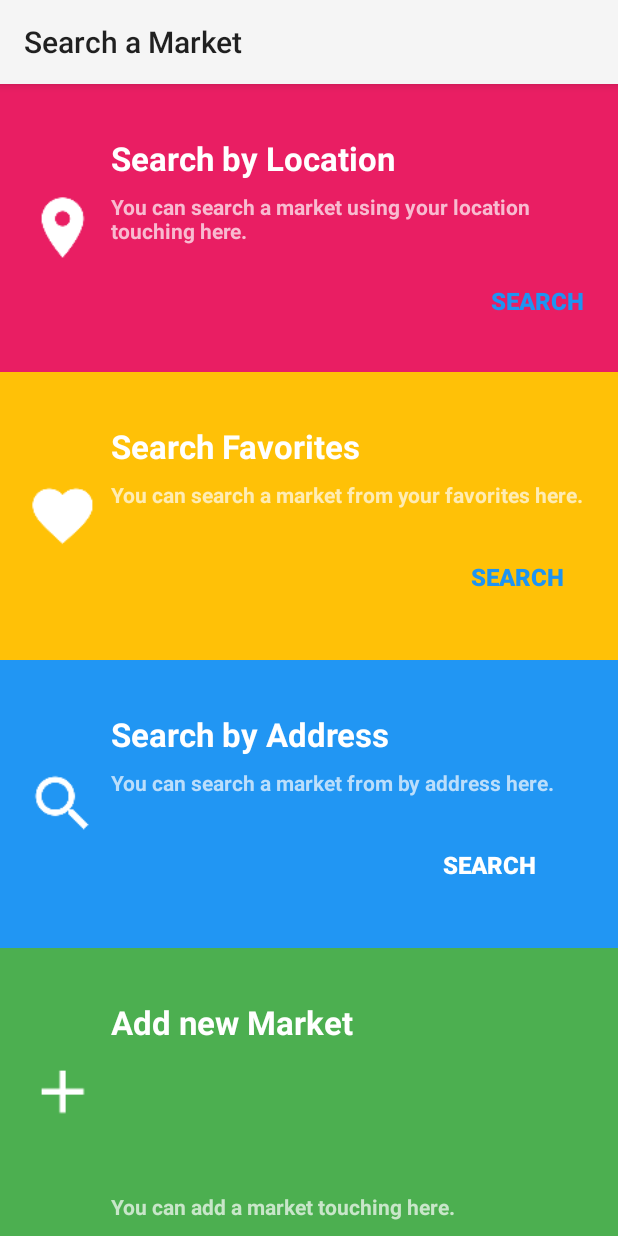
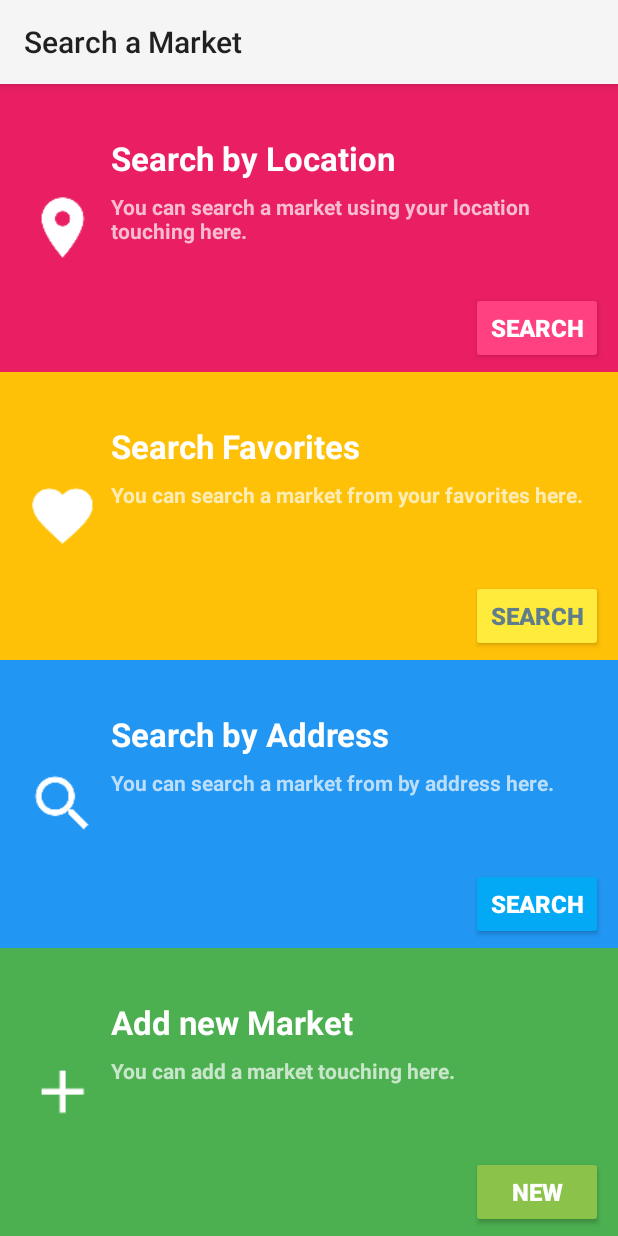
Before and after one commit to LaMaldicionDeMandos/social-pricing-android, an Android app: the screen it shows after launch (InitActivity), on a phone screen of 412 x 824 dp. Run offline under Robolectric (Android 15) with nearby library versions, the phone set to English and light mode, and no system bars; 1 statement that could not run was skipped.

```diff
--- a/social-pricing/app/build.gradle
+++ b/social-pricing/app/build.gradle
@@ -22,4 +22,7 @@ android {
 dependencies {
     compile fileTree(dir: 'libs', include: ['*.jar'])
     compile 'com.android.support:appcompat-v7:23.0.1'
+    compile 'com.android.support:multidex:1.0.+'
+    compile 'com.android.support:recyclerview-v7:23.0.1'
+    compile 'com.android.support:design:23.0.1'
 }
--- a/social-pricing/app/src/main/res/layout/activity_init.xml
+++ b/social-pricing/app/src/main/res/layout/activity_init.xml
@@ -50,19 +50,16 @@
             android:layout_toEndOf="@+id/locationIcon" />
 
         <Button
-            style="?android:attr/borderlessButtonStyle"
-            android:paddingBottom="10dp"
+            android:theme="@style/PinkButton"
             android:layout_width="wrap_content"
             android:layout_height="wrap_content"
             android:text="@string/search"
             android:id="@+id/locationButton"
-            android:layout_alignRight="@+id/locationDesc"
-            android:layout_alignEnd="@+id/locationDesc"
             android:textSize="@dimen/small_button"
             android:textStyle="bold"
-            android:textColor="@color/flat_button"
-            android:layout_below="@+id/locationDesc"
-            android:layout_alignParentBottom="true" />
+            android:layout_alignParentBottom="true"
+            android:layout_alignParentRight="true"
+            android:layout_alignParentEnd="true" />
 
     </RelativeLayout>
     <RelativeLayout
@@ -108,19 +105,16 @@
             android:layout_toEndOf="@+id/favoriteIcon" />
 
         <Button
-            style="?android:attr/borderlessButtonStyle"
-            android:paddingBottom="10dp"
+            android:theme="@style/YellowButton"
             android:layout_width="wrap_content"
             android:layout_height="wrap_content"
             android:text="@string/search"
             android:id="@+id/favoriteButton"
-            android:layout_alignRight="@+id/favoriteDesc"
-            android:layout_alignEnd="@+id/favoriteDesc"
             android:textSize="@dimen/small_button"
             android:textStyle="bold"
-            android:textColor="@color/flat_button"
-            android:layout_below="@+id/favoriteDesc"
-            android:layout_alignParentBottom="true" />
+            android:layout_alignParentBottom="true"
+            android:layout_alignParentRight="true"
+            android:layout_alignParentEnd="true" />
     </RelativeLayout>
     <RelativeLayout
         android:layout_width="match_parent"
@@ -164,19 +158,16 @@
             android:layout_toRightOf="@+id/searchIcon"
             android:layout_toEndOf="@+id/searchIcon" />
         <Button
-            style="?android:attr/borderlessButtonStyle"
-            android:paddingBottom="10dp"
+            android:theme="@style/BlueButton"
             android:layout_width="wrap_content"
             android:layout_height="wrap_content"
             android:text="@string/search"
             android:id="@+id/searchButton"
-            android:layout_alignRight="@+id/searchDesc"
-            android:layout_alignEnd="@+id/searchDesc"
             android:textSize="@dimen/small_button"
             android:textStyle="bold"
-            android:textColor="@android:color/white"
-            android:layout_below="@+id/searchDesc"
-            android:layout_alignParentBottom="true" />
+            android:layout_alignParentBottom="true"
+            android:layout_alignParentRight="true"
+            android:layout_alignParentEnd="true" />
     </RelativeLayout>
     <RelativeLayout
         android:layout_width="match_parent"
@@ -216,8 +207,20 @@
             android:text="@string/panel_new_desc"
             android:textColor="@color/green_text_desc"
             android:id="@+id/newDesc"
-            android:layout_alignParentBottom="true"
+            android:layout_alignTop="@+id/newIcon"
             android:layout_alignLeft="@+id/newTitle"
             android:layout_alignStart="@+id/newTitle" />
+
+        <Button
+            android:theme="@style/GreenButton"
+            android:layout_width="wrap_content"
+            android:layout_height="wrap_content"
+            android:text="@string/new_button"
+            android:id="@+id/newButton"
+            android:textSize="@dimen/small_button"
+            android:textStyle="bold"
+            android:layout_alignParentBottom="true"
+            android:layout_alignParentRight="true"
+            android:layout_alignParentEnd="true" />
     </RelativeLayout>
 </LinearLayout>
--- a/social-pricing/app/src/main/res/values-mdpi/dimens.xml
+++ b/social-pricing/app/src/main/res/values-mdpi/dimens.xml
@@ -1,7 +1,7 @@
 <resources>
     <!-- Default screen margins, per the Android Design guidelines. -->
     <dimen name="activity_horizontal_margin">10dp</dimen>
-    <dimen name="activity_vertical_margin">10dp</dimen>
+    <dimen name="activity_vertical_margin">5dp</dimen>
 
     <!-- Text -->
     <dimen name="text_title">17sp</dimen>
--- a/social-pricing/app/src/main/res/values-xhdpi/dimens.xml
+++ b/social-pricing/app/src/main/res/values-xhdpi/dimens.xml
@@ -1,7 +1,7 @@
 <resources>
     <!-- Default screen margins, per the Android Design guidelines. -->
     <dimen name="activity_horizontal_margin">10dp</dimen>
-    <dimen name="activity_vertical_margin">10dp</dimen>
+    <dimen name="activity_vertical_margin">5dp</dimen>
 
     <!-- Text -->
     <dimen name="text_title">22sp</dimen>
--- a/social-pricing/app/src/main/res/values/colors.xml
+++ b/social-pricing/app/src/main/res/values/colors.xml
@@ -6,10 +6,24 @@
     <color name="blue_panel">#2196f3</color>
     <color name="green_panel">#4caf50</color>
 
+    <!-- Buttons -->
+    <color name="pink_button">#ff4081</color>
+    <color name="pink_button_highlight">#c2185b</color>
+
+    <color name="yellow_button">#ffeb3b</color>
+    <color name="yellow_button_highlight">#ffa000</color>
+
+    <color name="blue_button">#03a9f4</color>
+    <color name="blue_button_highlight">#1976d2</color>
+
+    <color name="green_button">#8bc34a</color>
+    <color name="green_button_highlight">#388e3c</color>
+
     <!-- Text -->
     <color name="pink_text_desc">#f8bbd0</color>
     <color name="yellow_text_desc">#ffecb3</color>
     <color name="blue_text_desc">#bbdefb</color>
     <color name="green_text_desc">#c8e6c9</color>
     <color name="flat_button">#1e94f2</color>
+    <color name="blue_grey">#607d8b</color>
 </resources>
--- a/social-pricing/app/src/main/res/values/strings.xml
+++ b/social-pricing/app/src/main/res/values/strings.xml
@@ -9,6 +9,7 @@
 
     <!-- Buttons -->
     <string name="search">SEARCH</string>
+    <string name="new_button">NEW</string>
 
     <!-- Content description -->
     <string name="location_desc">Location</string>
--- a/social-pricing/app/src/main/res/values/styles.xml
+++ b/social-pricing/app/src/main/res/values/styles.xml
@@ -3,6 +3,30 @@
     <!-- Base application theme. -->
     <style name="AppTheme" parent="Theme.AppCompat.Light">
         <!-- Customize your theme here. -->
+    </style>
+
+    <style name="PinkButton" parent="Base.V21.Theme.AppCompat.Light">
+        <item name="colorButtonNormal">@color/pink_button</item>
+        <item name="colorControlHighlight">@color/pink_button_highlight</item>
+        <item name="android:textColor">@android:color/white</item>
+    </style>
+
+    <style name="YellowButton" parent="Base.V21.Theme.AppCompat.Light">
+        <item name="colorButtonNormal">@color/yellow_button</item>
+        <item name="colorControlHighlight">@color/yellow_button_highlight</item>
+        <item name="android:textColor">@color/blue_grey</item>
+    </style>
+
+    <style name="BlueButton" parent="Base.V21.Theme.AppCompat.Light">
+        <item name="colorButtonNormal">@color/blue_button</item>
+        <item name="colorControlHighlight">@color/blue_button_highlight</item>
+        <item name="android:textColor">@android:color/white</item>
+    </style>
+
+    <style name="GreenButton" parent="Base.V21.Theme.AppCompat.Light">
+        <item name="colorButtonNormal">@color/green_button</item>
+        <item name="colorControlHighlight">@color/green_button_highlight</item>
+        <item name="android:textColor">@android:color/white</item>
     </style>
 
     <style name="TitleTextWhite" parent="Theme.AppCompat.Light">
```
Also changed, not shown: 2 other files.
